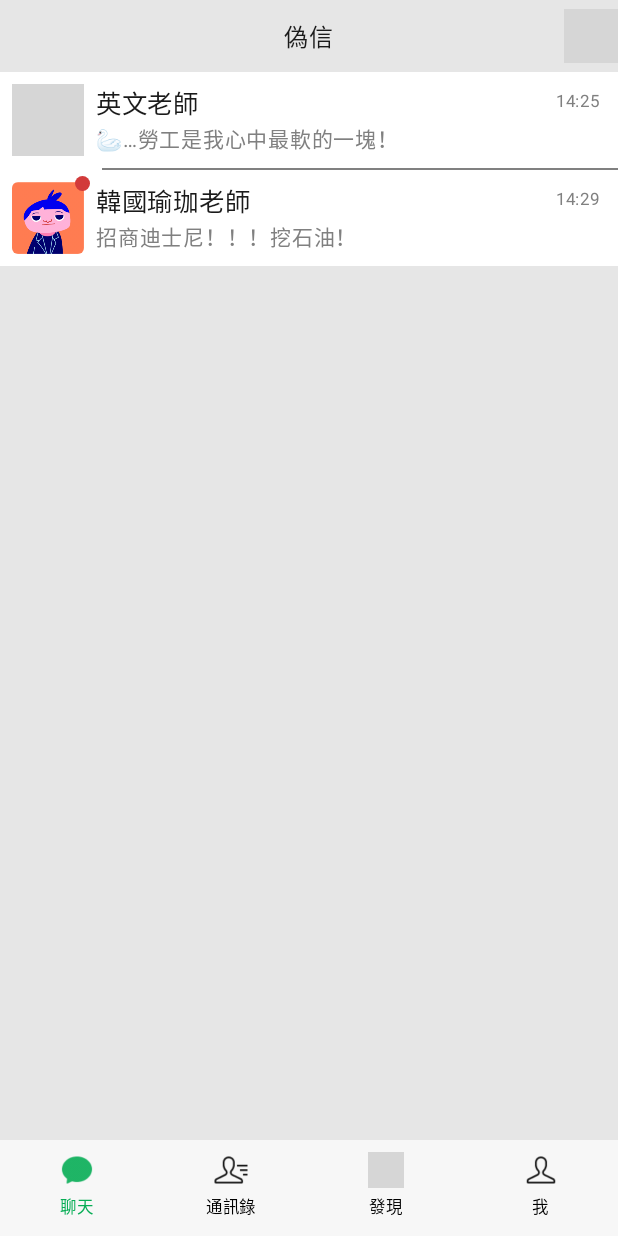
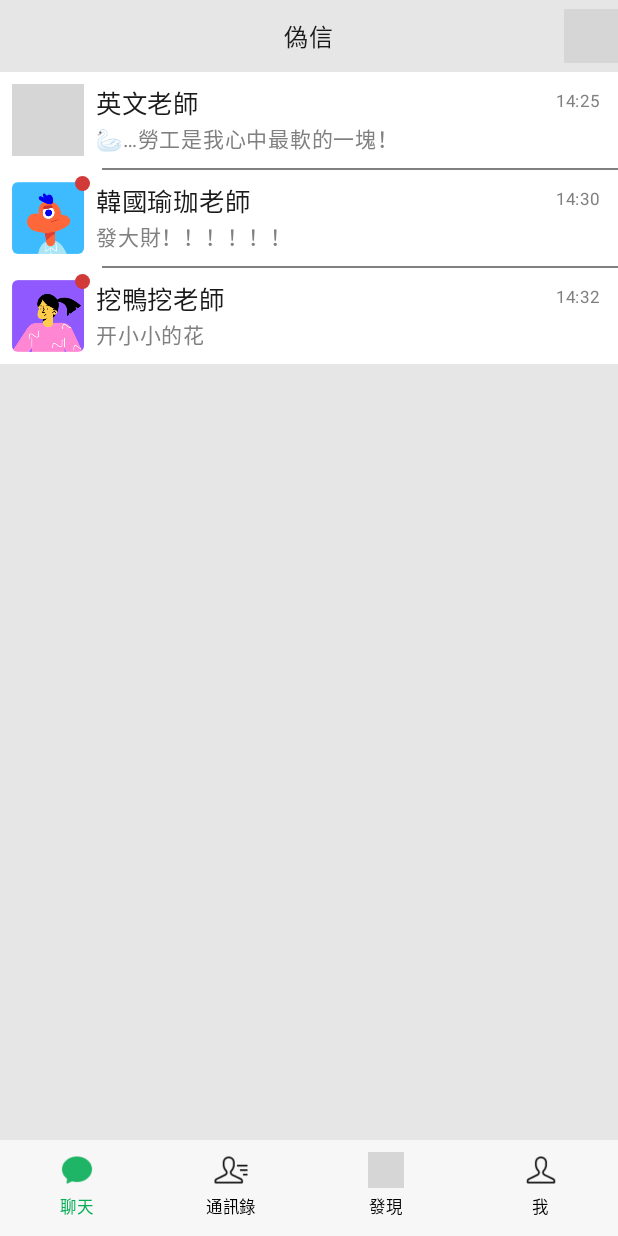
Before and after one commit to azrael8576/WeCompose, an Android app built with Jetpack Compose: the screen it shows after launch (MainActivity), on a phone screen of 412 x 824 dp. Run offline under Robolectric (Android 15) with nearby library versions, the phone set to English and light mode, and no system bars; grey boxes are pictures that could not be loaded.

```diff
--- a/app/src/main/java/com/hewei/wecompose/viewmodels/WeViewModel.kt
+++ b/app/src/main/java/com/hewei/wecompose/viewmodels/WeViewModel.kt
@@ -64,13 +64,58 @@ class WeViewModel : ViewModel() {
                     ),
                     Msg(
                         User("danialhan", "韓國瑜珈老師", R.drawable.avatar_danial_han),
-                        "招商迪士尼！！！挖石油！",
+                        "招商迪士尼！挖石油！",
                         "14:29"
+                    ),
+                    Msg(
+                        User("danialhan", "韓國瑜珈老師", R.drawable.avatar_danial_han),
+                        "發大財！！！！！！",
+                        "14:30"
+                    ).apply { read = false },
+                )
+            ),
+            Chat(
+                friend = User("wayawa", "挖鴨挖老師", R.drawable.avatar_wa_ya_wa),
+                mutableStateListOf(
+                    Msg(
+                        User("wayawa", "挖鴨挖老師", R.drawable.avatar_wa_ya_wa),
+                        "在小小的花园里面",
+                        "14:28"
+                    ),
+                    Msg(
+                        User.Me,
+                        "在小小的4坪套房裡…",
+                        "14:29"
+                    ),
+                    Msg(
+                        User("wayawa", "挖鴨挖老師", R.drawable.avatar_wa_ya_wa),
+                        "挖呀挖呀挖",
+                        "14:30"
+                    ),
+                    Msg(
+                        User("wayawa", "挖鴨挖老師", R.drawable.avatar_wa_ya_wa),
+                        "种小小的种子",
+                        "14:31"
+                    ),
+                    Msg(
+                        User("wayawa", "挖鴨挖老師", R.drawable.avatar_wa_ya_wa),
+                        "开小小的花",
+                        "14:32"
                     ).apply { read = false },
                 )
             )
         )
     )
+
+    var contacts by mutableStateOf(
+        listOf(
+            //List<User>
+            User("ingwen", "英文老師", R.drawable.avatar_ing_wen),
+            User("danialhan", "韓國瑜珈老師", R.drawable.avatar_danial_han),
+            User("wayawa", "挖鴨挖老師", R.drawable.avatar_wa_ya_wa),
+        )
+    )
+
 
     var theme by mutableStateOf(WeComposeTheme.Theme.Light)
     var currentChat: Chat? by mutableStateOf(null)
--- /dev/null
+++ b/app/src/main/res/drawable/ic_contact_group.xml
@@ -0,0 +1,6 @@
+<vector android:height="40dp" android:viewportHeight="1024"
+    android:viewportWidth="1024" android:width="40dp" xmlns:android="http://schemas.android.com/apk/res/android">
+    <path android:fillColor="#09BB07" android:pathData="M870.4,1024H153.6a153.6,153.6 0,0 1,-153.6 -153.6V153.6a153.6,153.6 0,0 1,153.6 -153.6h716.8a153.6,153.6 0,0 1,153.6 153.6v716.8a153.6,153.6 0,0 1,-153.6 153.6"/>
+    <path android:fillColor="#FFFFFF" android:pathData="M779.01,597.68a7366.99,7366.99 0,0 0,-106.88 -75.62c-0.97,-1.64 -3.28,-8.81 -1.64,-23.14 0.31,-3.25 3.25,-6.84 8.14,-13.06 6.53,-7.81 14.98,-18.87 20.53,-35.17 5.22,-16.64 18.89,-88.06 -14.98,-135.27 -11.62,-16.08 -33.46,-34.94 -72.09,-38.14 42.65,67.84 28.13,160.1 18.43,191.05 -8.7,25.65 -21.58,43.01 -31.85,55.3 -1.36,1.77 -2.56,3.17 -3.48,4.4l-0.08,2.05c28.03,19.46 87.83,61.85 124.29,88.17a99.76,99.76 0,0 1,42.06 81.41v7.68c23.42,-5.94 40.91,-27.14 40.35,-52.28v-13.36c0,-17.61 -8.45,-33.89 -22.78,-44.03"/>
+    <path android:fillColor="#FFFFFF" android:pathData="M662.07,784.79H290.38a68.35,68.35 0,0 1,-68.25 -68.25v-16.87c0,-22.2 10.7,-42.75 28.8,-55.5 43.16,-30.44 117.17,-83.05 134.86,-95.39 1.2,-2.05 4.1,-11.08 2.05,-29.18 -0.44,-3.71 -4.1,-8.63 -10.29,-16.46 -7.81,-10.24 -18.92,-23.81 -25.86,-44.39 -7.01,-20.97 -24.29,-111 18.87,-170.62 16.05,-22.22 47.28,-48.9 105.27,-48.9 57.96,0 89.19,26.68 105.24,48.9 42.75,59.65 25.5,149.66 18.94,170.62 -7.01,20.56 -17.72,34.56 -25.93,44.39 -6.14,7.83 -9.86,12.34 -10.24,16.46 -2.1,18.1 0.77,27.14 2.05,29.18 17.66,11.93 92.06,64.56 134.81,95.39a67.66,67.66 0,0 1,28.8 55.5v16.9c0.82,37.38 -30.03,68.22 -67.43,68.22"/>
+</vector>
```
Also changed, not shown: app/src/main/java/com/hewei/wecompose/ui/Contacts.kt (added, +162 -0 lines), app/src/main/java/com/hewei/wecompose/ui/Home.kt (+12 -3 lines), app/src/main/res/drawable/ic_contact_add.xml (added, +7 -0 lines), app/src/main/res/drawable/ic_contact_chat.xml (added, +7 -0 lines), app/src/main/res/drawable/ic_contact_official.xml (added, +12 -0 lines), app/src/main/res/drawable/ic_contact_tag.xml (added, +12 -0 lines), app/src/main/res/drawable/avatar_danial_han.png, app/src/main/res/drawable/avatar_he_wei.png, app/src/main/res/drawable/avatar_wa_ya_wa.png (added), 2 other files.
